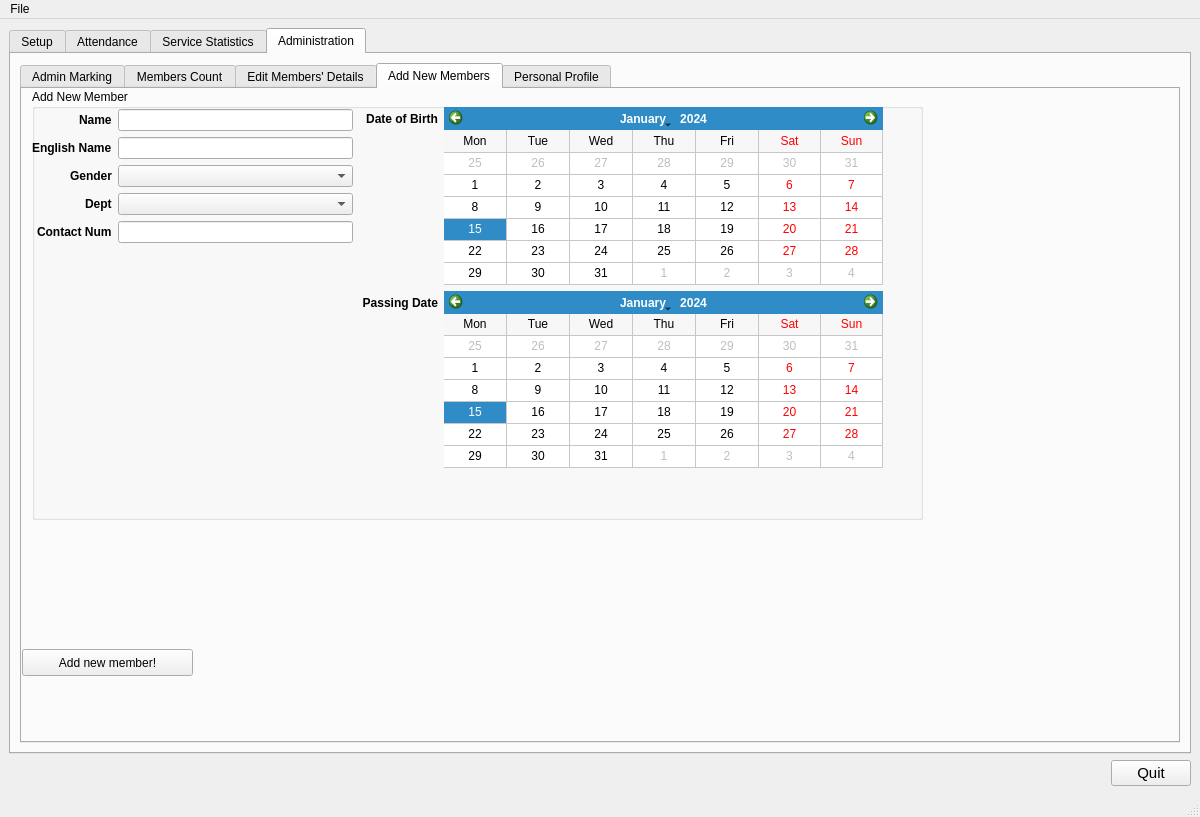
This is tabbed.ui in dnth/AttTracker-pyside as Qt 5 draws it before an edit. The edited form follows.
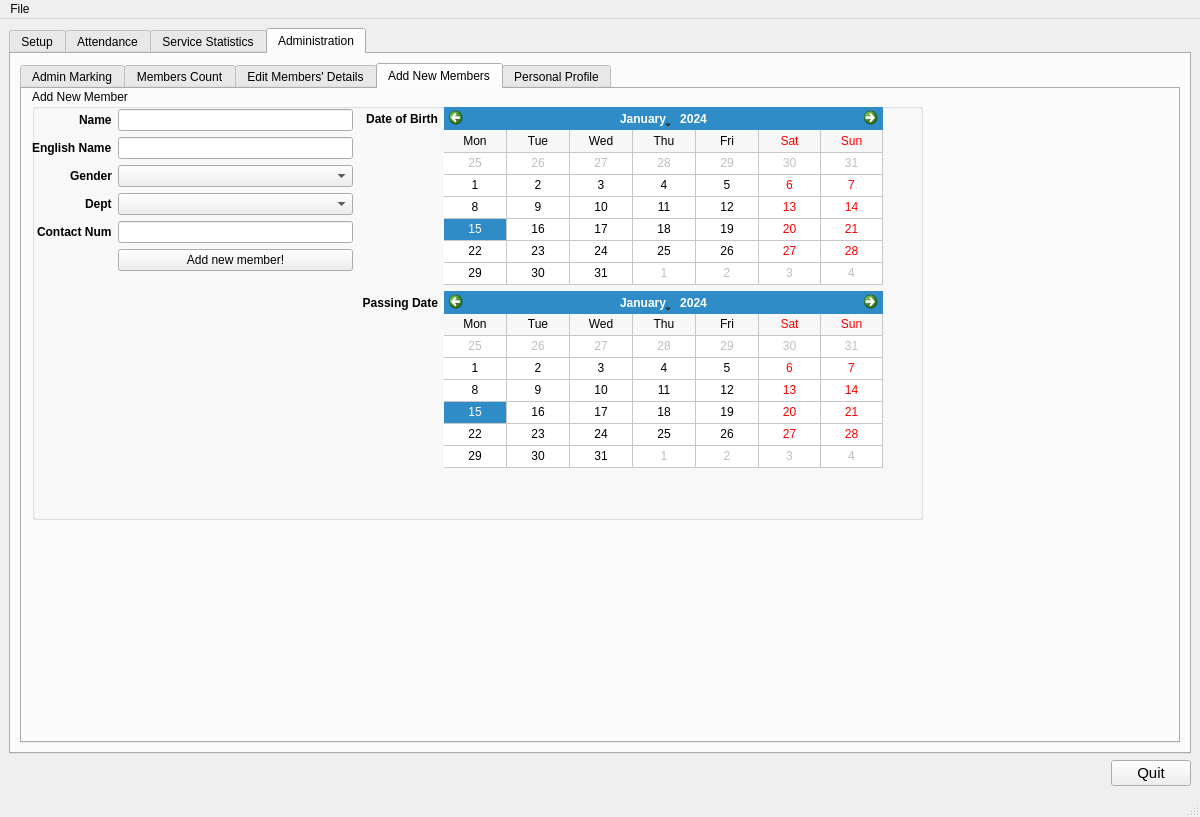
This is the edited form. The open tabs and pages were chosen to show the change. Icons and pictures are not drawn. Custom widgets are drawn as their Qt base class.

Commit message: changed tadd new mmber button position

What changed in the file:
```diff
--- a/tabbed.ui
+++ b/tabbed.ui
@@ -1475,6 +1475,13 @@
               <item row="4" column="1">
                <widget class="QLineEdit" name="contactNum_lineEdit"/>
               </item>
+              <item row="5" column="1">
+               <widget class="QPushButton" name="pushButton_addmember">
+                <property name="text">
+                 <string>Add new member!</string>
+                </property>
+               </widget>
+              </item>
              </layout>
             </widget>
             <widget class="QWidget" name="formLayoutWidget">
@@ -1566,19 +1573,6 @@
              </layout>
             </widget>
            </widget>
-           <widget class="QPushButton" name="pushButton_addmember">
-            <property name="geometry">
-             <rect>
-              <x>0</x>
-              <y>560</y>
-              <width>171</width>
-              <height>27</height>
-             </rect>
-            </property>
-            <property name="text">
-             <string>Add new member!</string>
-            </property>
-           </widget>
           </widget>
           <widget class="QWidget" name="tab_2">
            <attribute name="title">
```
The commit also changes 2 other files.
